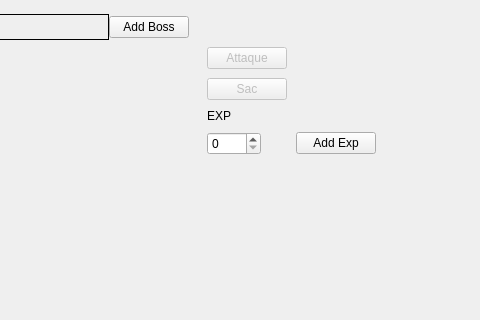
Qt form app/view/forms/gamedisplay.ui (r0nd0ud0u/qt-rpg) before a commit; both pictures show x 133 to 613 and y 0 to 320 of the 899 by 625 pixel window.
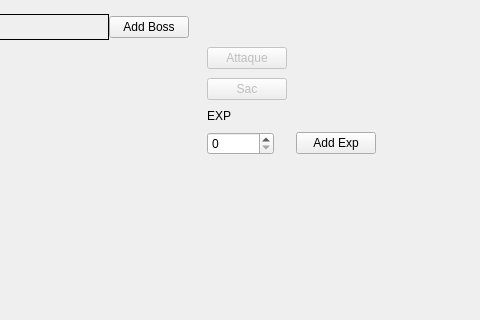
The same form after that commit. Custom widgets are drawn as their Qt base class.

```diff
--- a/app/view/forms/gamedisplay.ui
+++ b/app/view/forms/gamedisplay.ui
@@ -207,7 +207,7 @@
          <item row="6" column="0">
           <widget class="QSpinBox" name="exp_spinBox">
            <property name="maximum">
-            <number>9999</number>
+            <number>999999999</number>
            </property>
           </widget>
          </item>
```
